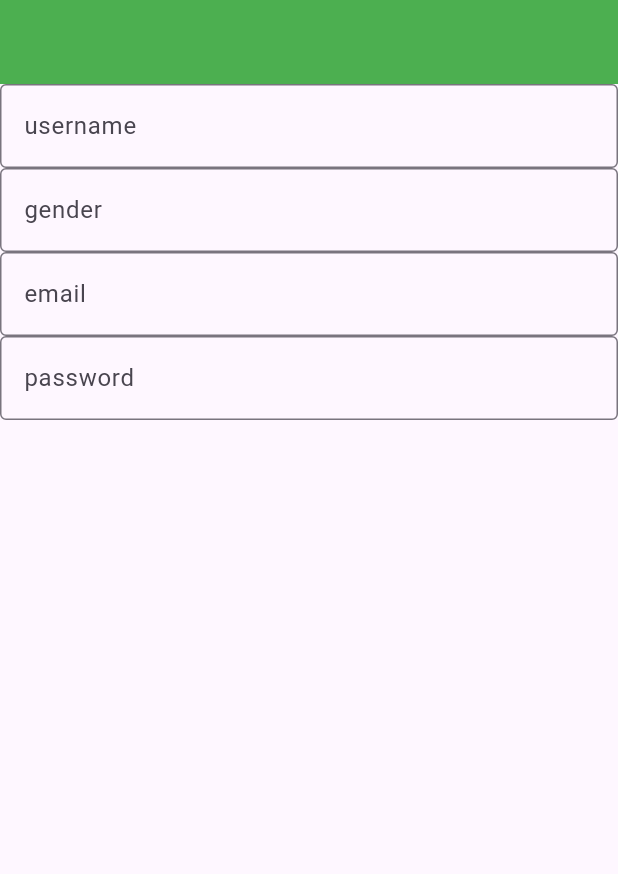
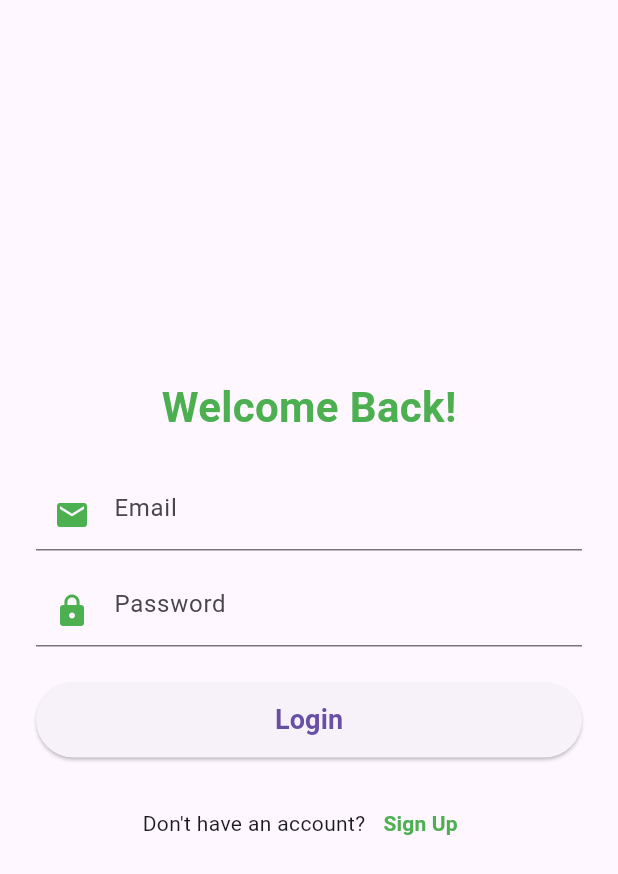
Before and after one commit to Abdoahmed654/sabit, a Flutter app: the screen it shows after launch, on a phone screen of 412 x 824 dp. Shown: the top 874 px of the screen. Run offline on Flutter 3.47's test engine with Material 3 defaults, Android fonts, the phone set to English and light mode, and no system bars; our stand-ins replace bloc, dio, go_router, hive; accounts and stored records are empty.

Commit message:
the true login temporary

```diff
--- a/App/lib/features/Auth/presentation/pages/login_screen.dart
+++ b/App/lib/features/Auth/presentation/pages/login_screen.dart
@@ -1,20 +1,112 @@
 import 'package:flutter/material.dart';
-import 'package:sapit/features/Auth/presentation/widgets/text_field_login_screen.dart';
+import 'package:sapit/features/Auth/presentation/widgets/custom_button.dart';
+import 'package:sapit/features/Auth/presentation/widgets/custom_text_field.dart.dart';
 
-class LoginScreen extends StatelessWidget {
-  const LoginScreen({super.key});
+class LoginPage extends StatefulWidget {
+  const LoginPage({super.key});
+
+  @override
+  State<LoginPage> createState() => _LoginPageState();
+}
+
+class _LoginPageState extends State<LoginPage> {
+  final _emailController = TextEditingController();
+  final _passwordController = TextEditingController();
+
+  void _login() {
+    final email = _emailController.text.trim();
+    final password = _passwordController.text.trim();
+
+    if (email.isEmpty || password.isEmpty) {
+      ScaffoldMessenger.of(context).showSnackBar(
+        const SnackBar(content: Text('Please fill all fields')),
+      );
+      return;
+    }
+
+    // Placeholder action for login
+    ScaffoldMessenger.of(context).showSnackBar(
+      SnackBar(content: Text('Logging in as $email')),
+    );
+  }
+
+  void _goToSignUp() {
+    ScaffoldMessenger.of(context).showSnackBar(
+      const SnackBar(content: Text('Navigate to Sign Up page')),
+    );
+  }
+
+  @override
+  void dispose() {
+    _emailController.dispose();
+    _passwordController.dispose();
+    super.dispose();
+  }
 
   @override
   Widget build(BuildContext context) {
     return Scaffold(
-      appBar: AppBar(backgroundColor: Colors.green,),
-      body: Column(
-        children: [
-          TextFieldLoginScreen(labelText: 'username', hintText: 'username'),
-          TextFieldLoginScreen(labelText: 'gender', hintText: 'gender'),
-          TextFieldLoginScreen(labelText: 'email', hintText: 'email'),
-          TextFieldLoginScreen(labelText: 'password', hintText: 'password'),
-        ],
+      body: Center(
+        child: SingleChildScrollView(
+          padding: const EdgeInsets.symmetric(horizontal: 24, vertical: 32),
+          child: Column(
+            mainAxisSize: MainAxisSize.min,
+            children: [
+              const Text(
+                'Welcome Back!',
+                style: TextStyle(
+                  color: Colors.green,
+                  fontSize: 28,
+                  fontWeight: FontWeight.bold,
+                ),
+              ),
+              const SizedBox(height: 28),
+
+              // Email Field
+              CustomTextField(
+                controller: _emailController,
+                hintText: 'Email',
+                icon: Icons.email,
+                keyboardType: TextInputType.emailAddress,
+              ),
+              const SizedBox(height: 16),
+
+              // Password Field
+              CustomTextField(
+                controller: _passwordController,
+                hintText: 'Password',
+                icon: Icons.lock,
+                obscureText: true,
+              ),
+              const SizedBox(height: 24),
+
+              // Login Button
+              CustomButton(
+                text: 'Login',
+                onPressed: _login,
+              ),
+              const SizedBox(height: 20),
+
+              // Sign Up Link
+              Row(
+                mainAxisAlignment: MainAxisAlignment.center,
+                children: [
+                  const Text("Don't have an account?"),
+                  TextButton(
+                    onPressed: _goToSignUp,
+                    child: const Text(
+                      'Sign Up',
+                      style: TextStyle(
+                        color: Colors.green,
+                        fontWeight: FontWeight.bold,
+                      ),
+                    ),
+                  ),
+                ],
+              ),
+            ],
+          ),
+        ),
       ),
     );
   }
--- a/App/lib/features/Auth/presentation/widgets/text_field_login_screen.dart
+++ /dev/null
@@ -1,18 +0,0 @@
-import 'package:flutter/material.dart';
-
-class TextFieldLoginScreen extends StatelessWidget {
-   TextFieldLoginScreen({super.key,required this.labelText,required this.hintText});
-  String labelText ;
-  String hintText;
-
-  @override
-  Widget build(BuildContext context) {
-    return TextField(
-      decoration: InputDecoration(
-        labelText: labelText,
-        hintText: hintText,
-        border: OutlineInputBorder()
-      )
-    );
-  }
-}
--- a/App/lib/main.dart
+++ b/App/lib/main.dart
@@ -14,7 +14,7 @@ class sabitApp extends StatelessWidget {
   Widget build(BuildContext context) {
     return MaterialApp(
       // routerConfig: AppRouter().router,
-      home: LoginScreen(),
+      home: LoginPage(),
     );
   }
 }
--- a/App/pubspec.yaml
+++ b/App/pubspec.yaml
@@ -38,6 +38,7 @@ dependencies:
   flutter_bloc: ^9.1.1
   hive: ^2.2.3
   go_router: ^16.3.0
+  android_intent_plus: ^6.0.0
 
 dev_dependencies:
   flutter_test:
```
Also changed, not shown: App/pubspec.lock, 1 other file.
